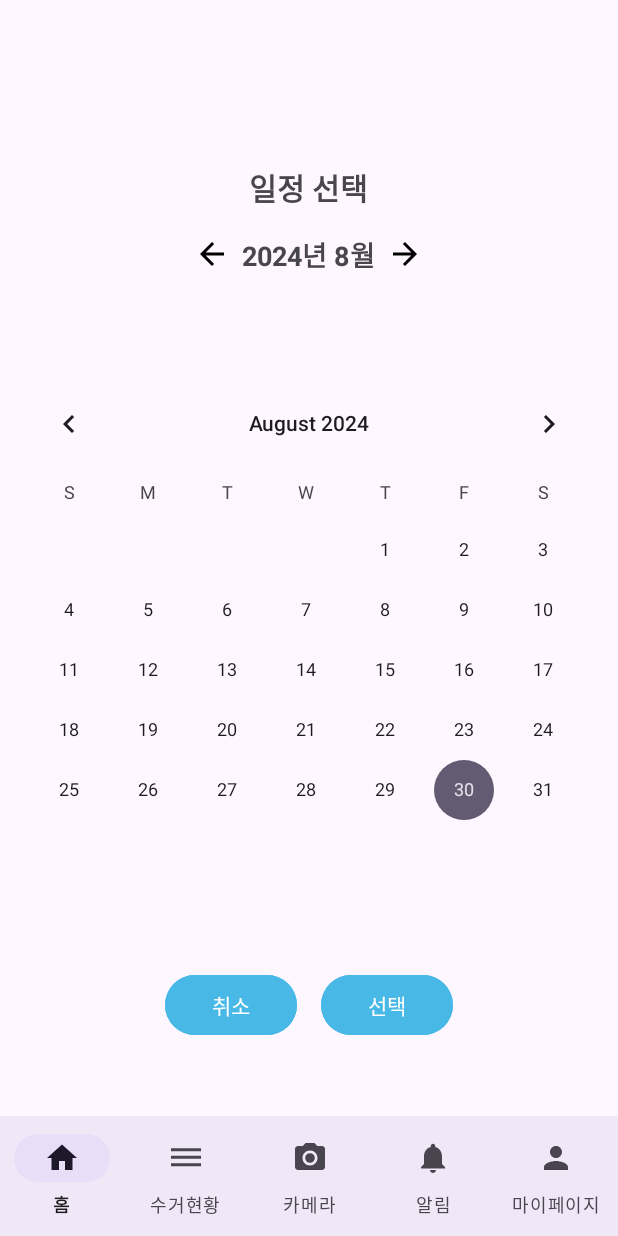
After one commit to heeji-lee/Recycle_App, an Android app: the DateSelectActivity screen opened directly, with no data from a screen before it, on a phone screen of 412 x 824 dp. The commit adds this screen. Run offline under Robolectric (Android 15) with nearby library versions, the phone set to English and light mode, and no system bars.

Commit message:
일정 선택 화면입니다.

```diff
--- a/app/src/main/AndroidManifest.xml
+++ b/app/src/main/AndroidManifest.xml
@@ -1,6 +1,7 @@
 <?xml version="1.0" encoding="utf-8"?>
 <manifest xmlns:android="http://schemas.android.com/apk/res/android"
     xmlns:tools="http://schemas.android.com/tools">
+
     <uses-permission android:name="android.permission.INTERNET" />
 
     <application
@@ -10,10 +11,13 @@
         android:icon="@mipmap/ic_launcher"
         android:label="@string/app_name"
         android:roundIcon="@mipmap/ic_launcher_round"
-        android:usesCleartextTraffic="true"
         android:supportsRtl="true"
         android:theme="@style/Theme.Recycle"
+        android:usesCleartextTraffic="true"
         tools:targetApi="31">
+        <activity
+            android:name=".DateSelectActivity"
+            android:exported="true" />
         <activity
             android:name=".ProductActivity"
             android:exported="true" />
--- /dev/null
+++ b/app/src/main/java/com/appliances/recycle/DateSelectActivity.kt
@@ -0,0 +1,67 @@
+package com.appliances.recycle
+
+import android.os.Bundle
+import android.widget.Button
+import android.widget.CalendarView
+import android.widget.ImageButton
+import android.widget.TextView
+import android.widget.Toast
+import androidx.appcompat.app.AppCompatActivity
+import java.text.SimpleDateFormat
+import java.util.Calendar
+import java.util.Locale
+
+class DateSelectActivity : AppCompatActivity() {
+
+    private lateinit var tvMonthYear: TextView
+    private lateinit var calendarView: CalendarView
+    private val calendar: Calendar = Calendar.getInstance()
+
+    override fun onCreate(savedInstanceState: Bundle?) {
+        super.onCreate(savedInstanceState)
+        setContentView(R.layout.activity_date_select)
+
+        tvMonthYear = findViewById(R.id.tvMonthYear)
+        calendarView = findViewById(R.id.calendarView)
+        val btnPrevMonth: ImageButton = findViewById(R.id.btnPrevMonth)
+        val btnNextMonth: ImageButton = findViewById(R.id.btnNextMonth)
+        val btnCancel: Button = findViewById(R.id.btnCancel)
+        val btnSelect: Button = findViewById(R.id.btnSelect)
+
+        updateMonthYearDisplay()
+
+        btnPrevMonth.setOnClickListener {
+            calendar.add(Calendar.MONTH, -1)
+            updateMonthYearDisplay()
+            updateCalendarView()
+        }
+
+        btnNextMonth.setOnClickListener {
+            calendar.add(Calendar.MONTH, 1)
+            updateMonthYearDisplay()
+            updateCalendarView()
+        }
+
+        btnCancel.setOnClickListener {
+            finish()
+        }
+
+        btnSelect.setOnClickListener {
+            val selectedDate = calendarView.date
+            val dateFormatter = SimpleDateFormat("yyyy-MM-dd", Locale.getDefault())
+            val formattedDate = dateFormatter.format(selectedDate)
+
+            // 날짜 선택 처리 로직 추가
+            Toast.makeText(this, "선택한 날짜: $formattedDate", Toast.LENGTH_SHORT).show()
+        }
+    }
+
+    private fun updateMonthYearDisplay() {
+        val dateFormatter = SimpleDateFormat("yyyy년 M월", Locale.getDefault())
+        tvMonthYear.text = dateFormatter.format(calendar.time)
+    }
+
+    private fun updateCalendarView() {
+        calendarView.date = calendar.timeInMillis
+    }
+}
--- /dev/null
+++ b/app/src/main/res/drawable/ic_arrow_left.xml
@@ -0,0 +1,5 @@
+<vector xmlns:android="http://schemas.android.com/apk/res/android" android:autoMirrored="true" android:height="24dp" android:tint="#000000" android:viewportHeight="24" android:viewportWidth="24" android:width="24dp">
+
+    <path android:fillColor="@android:color/white" android:pathData="M20,11H7.83l5.59,-5.59L12,4l-8,8 8,8 1.41,-1.41L7.83,13H20v-2z"/>
+
+</vector>
--- /dev/null
+++ b/app/src/main/res/drawable/ic_arrow_right.xml
@@ -0,0 +1,5 @@
+<vector xmlns:android="http://schemas.android.com/apk/res/android" android:autoMirrored="true" android:height="24dp" android:tint="#000000" android:viewportHeight="24" android:viewportWidth="24" android:width="24dp">
+
+    <path android:fillColor="@android:color/white" android:pathData="M12,4l-1.41,1.41L16.17,11H4v2h12.17l-5.58,5.59L12,20l8,-8z"/>
+
+</vector>
--- /dev/null
+++ b/app/src/main/res/layout/activity_date_select.xml
@@ -0,0 +1,104 @@
+<?xml version="1.0" encoding="utf-8"?>
+<RelativeLayout xmlns:android="http://schemas.android.com/apk/res/android"
+    xmlns:app="http://schemas.android.com/apk/res-auto"
+    android:layout_width="match_parent"
+    android:layout_height="match_parent"
+    android:padding="0dp">  <!-- padding을 제거 -->
+
+    <!-- 상단의 "일정 선택" 문구 -->
+    <TextView
+        android:id="@+id/tvSelectSchedule"
+        android:layout_width="wrap_content"
+        android:layout_height="wrap_content"
+        android:text="일정 선택"
+        android:textSize="20sp"
+        android:textStyle="bold"
+        android:layout_centerHorizontal="true"
+        android:layout_marginTop="110dp" />
+
+    <!-- 양쪽 화살표와 연/월 텍스트를 포함하는 LinearLayout -->
+    <LinearLayout
+        android:id="@+id/layoutMonthNavigation"
+        android:layout_width="wrap_content"
+        android:layout_height="wrap_content"
+        android:layout_below="@id/tvSelectSchedule"
+        android:layout_marginTop="16dp"
+        android:layout_centerHorizontal="true"
+        android:orientation="horizontal"
+        android:gravity="center">
+
+        <ImageButton
+            android:id="@+id/btnPrevMonth"
+            android:layout_width="wrap_content"
+            android:layout_height="wrap_content"
+            android:src="@drawable/ic_arrow_left"
+            android:background="@null"
+            android:contentDescription="Previous Month" />
+
+        <TextView
+            android:id="@+id/tvMonthYear"
+            android:layout_width="wrap_content"
+            android:layout_height="wrap_content"
+            android:text="2024년 8월"
+            android:textSize="18sp"
+            android:textStyle="bold"
+            android:layout_marginLeft="8dp"
+            android:layout_marginRight="8dp" />
+
+        <ImageButton
+            android:id="@+id/btnNextMonth"
+            android:layout_width="wrap_content"
+            android:layout_height="wrap_content"
+            android:src="@drawable/ic_arrow_right"
+            android:background="@null"
+            android:contentDescription="Next Month" />
+
+    </LinearLayout>
+
+    <!-- 달력 뷰 -->
+
+    <!-- 하단의 취소 및 선택 버튼 -->
+    <CalendarView
+        android:id="@+id/calendarView"
+        android:layout_width="match_parent"
+        android:layout_height="wrap_content"
+        android:layout_below="@id/layoutMonthNavigation"
+        android:layout_marginTop="65dp" />
+
+    <!-- 하단의 BottomNavigationView -->
+    <LinearLayout
+        android:layout_width="match_parent"
+        android:layout_height="wrap_content"
+        android:layout_above="@id/bottom_navigation"
+        android:layout_marginBottom="50dp"
+        android:gravity="center"
+        android:orientation="horizontal">
+
+        <Button
+            android:id="@+id/btnCancel"
+            android:layout_width="wrap_content"
+            android:layout_height="wrap_content"
+            android:backgroundTint="@color/btn"
+            android:text="취소" />
+
+        <Button
+            android:id="@+id/btnSelect"
+            android:layout_width="wrap_content"
+            android:layout_height="wrap_content"
+            android:layout_marginLeft="16dp"
+            android:backgroundTint="@color/btn"
+            android:text="선택" />
+
+    </LinearLayout>
+
+    <com.google.android.material.bottomnavigation.BottomNavigationView
+        android:id="@+id/bottom_navigation"
+        android:layout_width="match_parent"
+        android:layout_height="wrap_content"
+        android:layout_alignParentBottom="true"
+        android:background="?android:attr/windowBackground"
+        app:labelVisibilityMode="labeled"
+        app:menu="@menu/bottom_navigation_menu"
+        android:elevation="8dp" />  <!-- 필요에 따라 여백 없이 표시되도록 설정 -->
+
+</RelativeLayout>
--- a/app/src/main/res/layout/activity_main.xml
+++ b/app/src/main/res/layout/activity_main.xml
@@ -12,12 +12,13 @@
 
     <ImageView
         android:id="@+id/logoImage"
-        android:layout_width="176dp"
-        android:layout_height="52dp"
+        android:layout_width="246dp"
+        android:layout_height="82dp"
         android:layout_alignParentTop="true"
-        android:layout_marginTop="82dp"
+        android:layout_marginTop="110dp"
         android:scaleType="fitXY"
-        android:src="@drawable/ehopickuplogo" />
+        android:layout_marginLeft="60dp"
+        android:src="@drawable/mainlogo" />
 
     <TextView
         android:id="@+id/welcomeText"
@@ -25,7 +26,7 @@
         android:layout_height="wrap_content"
         android:layout_below="@id/logoImage"
         android:layout_marginTop="50dp"
-        android:text="환영합니다.\n리사이클링입니다 :)"
+        android:text="환영합니다.\n에코픽업입니다 :)"
         android:textColor="@android:color/black"
         android:textSize="24sp"
         android:layout_marginLeft="25dp"/>
```
Also changed, not shown: app/src/main/res/drawable/mainlogo.JPG (added).
